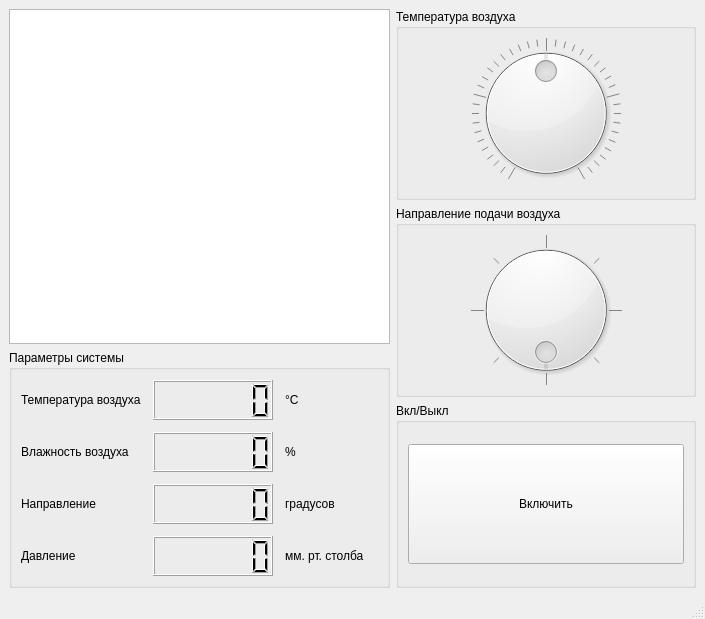
Before: the Qt Designer form ui/mainwindow.ui in StariyDedushka/conditioning-controls, drawn with Qt 5.
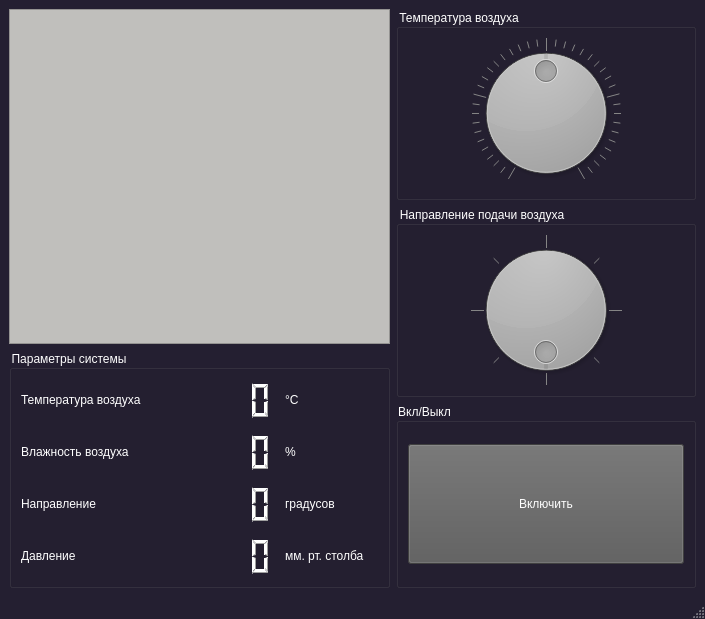
After: the same form once the commit is applied.

What changed in the file:
```diff
--- a/ui/mainwindow.ui
+++ b/ui/mainwindow.ui
@@ -13,6 +13,37 @@
   <property name="windowTitle">
    <string>MainWindow</string>
   </property>
+  <property name="styleSheet">
+   <string notr="true">QMainWindow {
+	background: rgb(36, 31, 49);
+}
+QGraphicsView {
+	background: rgb(192, 191, 188);
+}
+
+QLabel {
+	color: white;
+}
+
+QGroupBox {
+	color: white;
+}
+
+QLCDNumber {
+	color: white;
+	border: white;
+}
+
+QDial {
+	color:white;
+	background: rgb(89, 89, 89);
+}
+
+QPushButton{
+	color:white;
+	background: rgb(89, 89, 89);
+}</string>
+  </property>
   <widget class="QWidget" name="centralwidget">
    <layout class="QHBoxLayout" name="horizontalLayout_2">
     <item>
```
